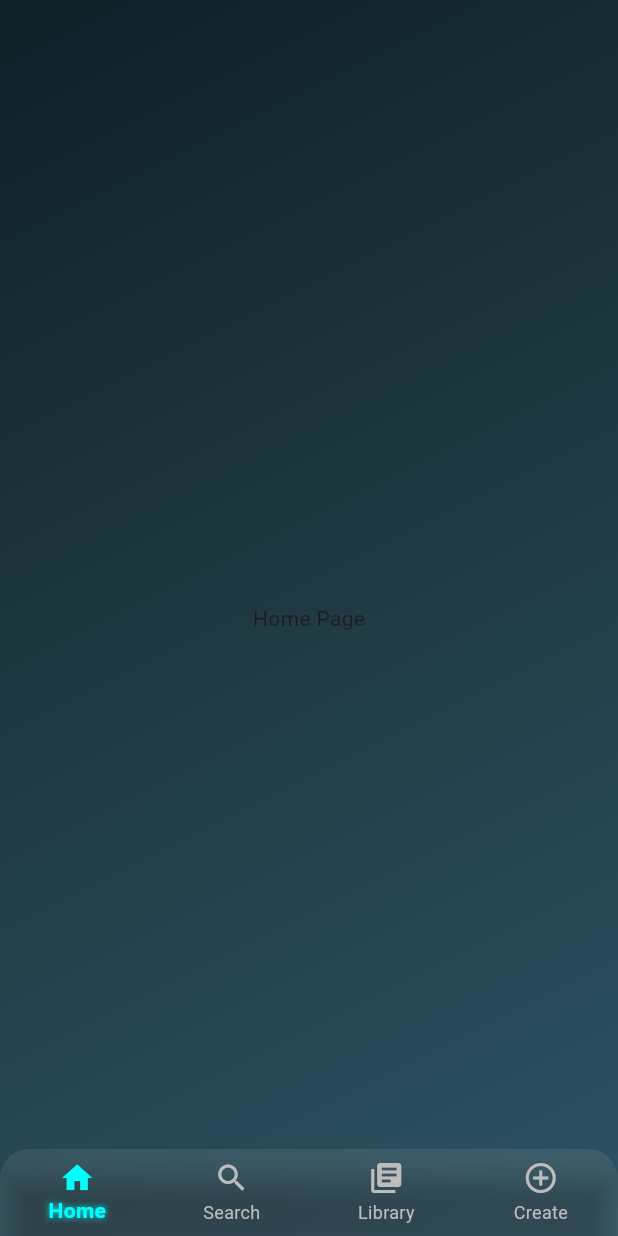
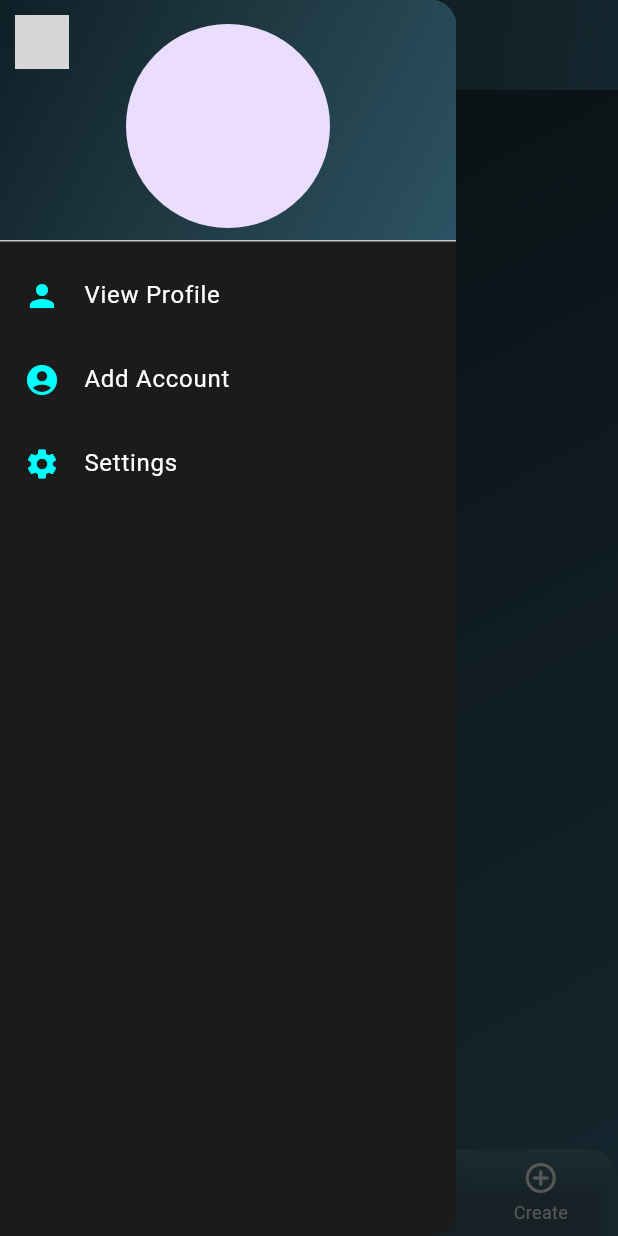
Before and after one commit to Tariqul-huda/stream_play, a Flutter app: the screen it shows after launch, with the side drawer open (before the commit the screen has no drawer), on a phone screen of 412 x 824 dp. Run offline on Flutter 3.47's test engine with Material 3 defaults, Android fonts, the phone set to English and light mode, and no system bars; grey boxes are pictures that could not be loaded.

Commit message:
added homepage

```diff
--- a/lib/pages/home_page.dart
+++ b/lib/pages/home_page.dart
@@ -29,9 +29,63 @@ class _HomePageState extends State<HomePage> {
   Widget build(BuildContext context) {
     return Scaffold(
       extendBody: true,
+      drawer: Drawer(
+        backgroundColor: const Color(0xFF1B1B1C),
+        child: ListView(
+          padding: EdgeInsets.zero,
+          children: [
+            const DrawerHeader(
+              decoration: BoxDecoration(
+                gradient: ColorTheme.mainGradient,
+              ),
+              child: CircleAvatar(
+                radius: 40,
+                // backgroundImage: ,
+              ),
+            ),
+            ListTile(
+              leading: const Icon(Icons.person, color: ColorTheme.neonLabelColor),
+              title: const Text('View Profile', style: TextStyle(color: Colors.white)),
+              onTap: () {},
+            ),
+            ListTile(
+              leading: const Icon(Icons.account_circle, color: ColorTheme.neonLabelColor),
+              title: const Text('Add Account', style: TextStyle(color: Colors.white)),
+              onTap: () {},
+            ),
+            ListTile(
+              leading: const Icon(Icons.settings, color: ColorTheme.neonLabelColor),
+              title: const Text('Settings', style: TextStyle(color: Colors.white)),
+              onTap: () {},
+            ),
+
+          ],
+        ),
+      ),
+      appBar: PreferredSize(
+        preferredSize: const Size.fromHeight(60),
+        child: Container(
+          decoration: const BoxDecoration(
+            gradient: ColorTheme.mainGradient,
+          ),
+          child: AppBar(
+            backgroundColor: Colors.transparent,
+            elevation: 0,
+            leading: Builder(
+              builder: (context) => IconButton(
+                icon: const CircleAvatar(
+                  radius: 18,
+                  backgroundImage: AssetImage('assets/profile.jpg'),
+                ),
+                onPressed: () => Scaffold.of(context).openDrawer(),
+              ),
+            ),
+          ),
+        ),
+      ),
       body: Container(
         decoration: const BoxDecoration(
-          gradient: ColorTheme.mainGradient, // Apply your gradient here
+          gradient: ColorTheme.mainGradient,
         ),
         child: _pages[_selectedIndex],
       ),
@@ -43,19 +97,23 @@ class _HomePageState extends State<HomePage> {
         child: BackdropFilter(
           filter: ImageFilter.blur(sigmaX: 10, sigmaY: 10),
           child: Container(
-            color: Colors.white.withOpacity(0.1),
+            color: Colors.white.withValues(alpha: 0.1),
             child: BottomNavigationBar(
               backgroundColor: Colors.transparent,
               type: BottomNavigationBarType.fixed,
+              currentIndex: _selectedIndex,
+              onTap: _onItemTapped,
               selectedItemColor: ColorTheme.neonLabelColor,
+              unselectedItemColor: Colors.grey[400],
               selectedLabelStyle: const TextStyle(
                 color: ColorTheme.neonLabelColor,
                 shadows: [ColorTheme.neonLabelGlow],
-                fontWeight: FontWeight.bold
+                fontWeight: FontWeight.bold,
               ),
-              unselectedItemColor: Colors.grey[400],
-              currentIndex: _selectedIndex,
-              onTap: _onItemTapped,
+              selectedIconTheme: const IconThemeData(
+                color: ColorTheme.neonLabelColor,
+                shadows: [ColorTheme.neonLabelGlow],
+              ),
               items: const [
                 BottomNavigationBarItem(icon: Icon(Icons.home), label: "Home"),
                 BottomNavigationBarItem(icon: Icon(Icons.search), label: "Search"),
```
